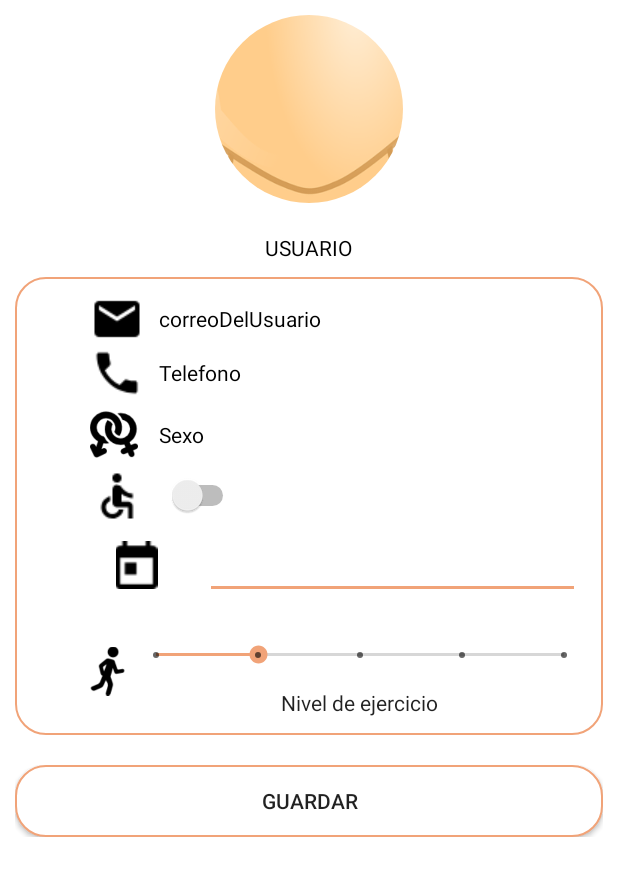
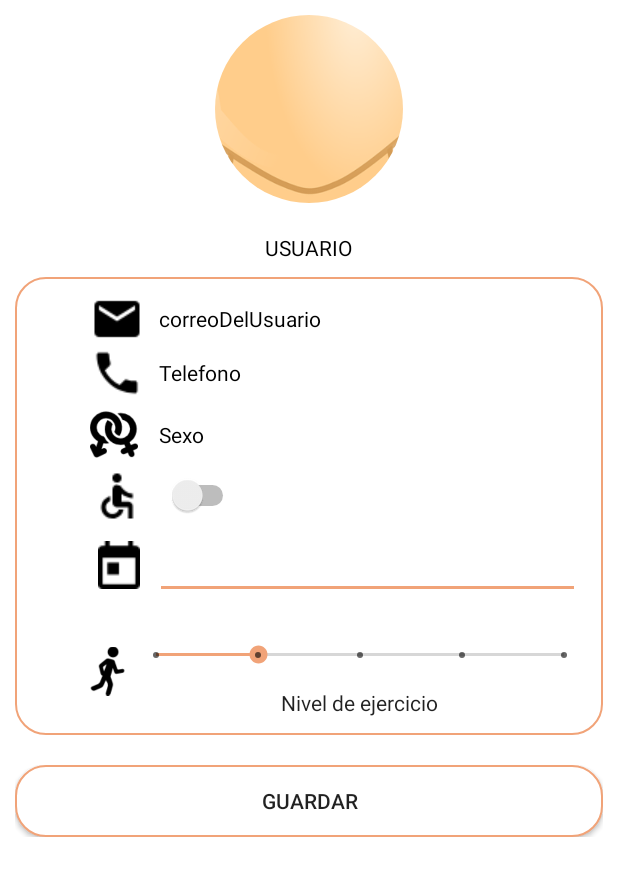
Before and after one commit to joacaar/ProyectoIoTGrupo1GTI2, an Android app: the layout perfil.xml on its own in the app's theme, with its tools: preview values and no code run, on a phone screen of 412 x 824 dp. Shown: the top 876 px of the screen. Run offline under Robolectric (Android 15) with nearby library versions, the light colour scheme and no system bars.

Commit message:
Update perfil.xml

```diff
--- a/APP/proyectoIoTG1/app/src/main/res/layout/perfil.xml
+++ b/APP/proyectoIoTG1/app/src/main/res/layout/perfil.xml
@@ -197,9 +197,9 @@
 
                         <ImageView
                             android:id="@+id/imageView"
-                            android:layout_width="0dp"
+                            android:layout_width="wrap_content"
                             android:layout_height="wrap_content"
-                            android:layout_weight="5"
+                            android:layout_weight="0"
                             android:contentDescription="TODO"
                             android:onClick="showDatePickerDialog"
                             android:paddingStart="40dp"
@@ -207,10 +207,10 @@
 
                         <EditText
                             android:id="@+id/editfecha"
-                            android:layout_width="wrap_content"
+                            android:layout_width="0dp"
                             android:layout_height="wrap_content"
-                            android:layout_marginLeft="20dp"
-                            android:layout_weight="2"
+                            android:layout_marginLeft="10dp"
+                            android:layout_weight="1"
                             android:ems="10"
                             android:inputType="date" />
 
```
